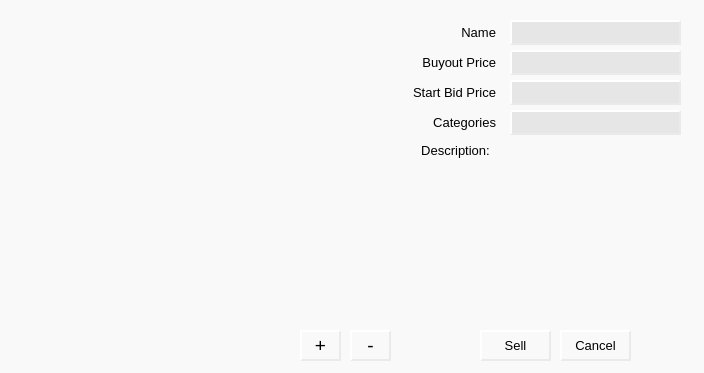
The window that chimera/ui/addauction.ui (shiragaP/uAuction) describes before a commit, drawn with Qt 5.
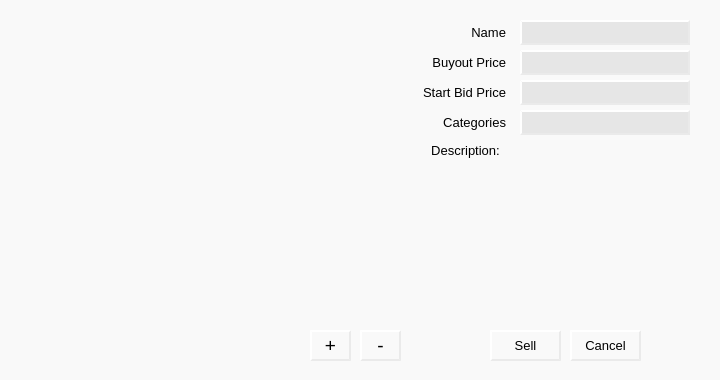
The same window after the commit.

```diff
--- a/chimera/ui/addauction.ui
+++ b/chimera/ui/addauction.ui
@@ -6,8 +6,8 @@
    <rect>
     <x>0</x>
     <y>0</y>
-    <width>704</width>
-    <height>373</height>
+    <width>720</width>
+    <height>380</height>
    </rect>
   </property>
   <property name="windowTitle">
@@ -73,7 +73,7 @@
   <widget class="QLabel" name="label_01_image">
    <property name="geometry">
     <rect>
-     <x>20</x>
+     <x>30</x>
      <y>20</y>
      <width>381</width>
      <height>211</height>
@@ -94,7 +94,7 @@
   <widget class="QPushButton" name="pushButton_01_addimage">
    <property name="geometry">
     <rect>
-     <x>300</x>
+     <x>310</x>
      <y>330</y>
      <width>41</width>
      <height>31</height>
@@ -115,7 +115,7 @@
   <widget class="QPushButton" name="pushButton_02_deleteimage">
    <property name="geometry">
     <rect>
-     <x>350</x>
+     <x>360</x>
      <y>330</y>
      <width>41</width>
      <height>31</height>
@@ -135,7 +135,7 @@
   <widget class="QPushButton" name="pushButton_03_sell">
    <property name="geometry">
     <rect>
-     <x>480</x>
+     <x>490</x>
      <y>330</y>
      <width>71</width>
      <height>31</height>
@@ -153,7 +153,7 @@
   <widget class="QListWidget" name="listWidget_thumbnail">
    <property name="geometry">
     <rect>
-     <x>10</x>
+     <x>20</x>
      <y>240</y>
      <width>391</width>
      <height>81</height>
@@ -163,7 +163,7 @@
   <widget class="QPushButton" name="pushButton_04_cancel">
    <property name="geometry">
     <rect>
-     <x>560</x>
+     <x>570</x>
      <y>330</y>
      <width>71</width>
      <height>31</height>
@@ -181,7 +181,7 @@
   <widget class="QLabel" name="label_02_name">
    <property name="geometry">
     <rect>
-     <x>410</x>
+     <x>420</x>
      <y>20</y>
      <width>91</width>
      <height>25</height>
@@ -202,7 +202,7 @@
   <widget class="QLabel" name="label_03_buyoutprice">
    <property name="geometry">
     <rect>
-     <x>410</x>
+     <x>420</x>
      <y>50</y>
      <width>91</width>
      <height>25</height>
@@ -223,7 +223,7 @@
   <widget class="QLabel" name="label_04_bidprice">
    <property name="geometry">
     <rect>
-     <x>410</x>
+     <x>420</x>
      <y>80</y>
      <width>91</width>
      <height>25</height>
@@ -244,9 +244,9 @@
   <widget class="QLineEdit" name="lineEdit_02_name">
    <property name="geometry">
     <rect>
-     <x>510</x>
+     <x>520</x>
      <y>20</y>
-     <width>171</width>
+     <width>170</width>
      <height>25</height>
     </rect>
    </property>
@@ -254,9 +254,9 @@
   <widget class="QLineEdit" name="lineEdit_03_buyoutprice">
    <property name="geometry">
     <rect>
-     <x>510</x>
+     <x>520</x>
      <y>50</y>
-     <width>171</width>
+     <width>170</width>
      <height>25</height>
     </rect>
    </property>
@@ -264,9 +264,9 @@
   <widget class="QLineEdit" name="lineEdit_04_bidprice">
    <property name="geometry">
     <rect>
-     <x>510</x>
+     <x>520</x>
      <y>80</y>
-     <width>171</width>
+     <width>170</width>
      <height>25</height>
     </rect>
    </property>
@@ -274,7 +274,7 @@
   <widget class="QCheckBox" name="checkBox_buyoutavailable">
    <property name="geometry">
     <rect>
-     <x>405</x>
+     <x>415</x>
      <y>50</y>
      <width>25</width>
      <height>25</height>
@@ -287,7 +287,7 @@
   <widget class="QLabel" name="label_06_description">
    <property name="geometry">
     <rect>
-     <x>410</x>
+     <x>420</x>
      <y>140</y>
      <width>91</width>
      <height>21</height>
@@ -308,7 +308,7 @@
   <widget class="QTextEdit" name="textEdit_06_description">
    <property name="geometry">
     <rect>
-     <x>420</x>
+     <x>430</x>
      <y>160</y>
      <width>271</width>
      <height>161</height>
@@ -318,7 +318,7 @@
   <widget class="QLabel" name="label_05_categories">
    <property name="geometry">
     <rect>
-     <x>410</x>
+     <x>420</x>
      <y>110</y>
      <width>91</width>
      <height>25</height>
@@ -339,9 +339,9 @@
   <widget class="QLineEdit" name="lineEdit_05_categories">
    <property name="geometry">
     <rect>
-     <x>510</x>
+     <x>520</x>
      <y>110</y>
-     <width>171</width>
+     <width>170</width>
      <height>25</height>
     </rect>
    </property>
```
